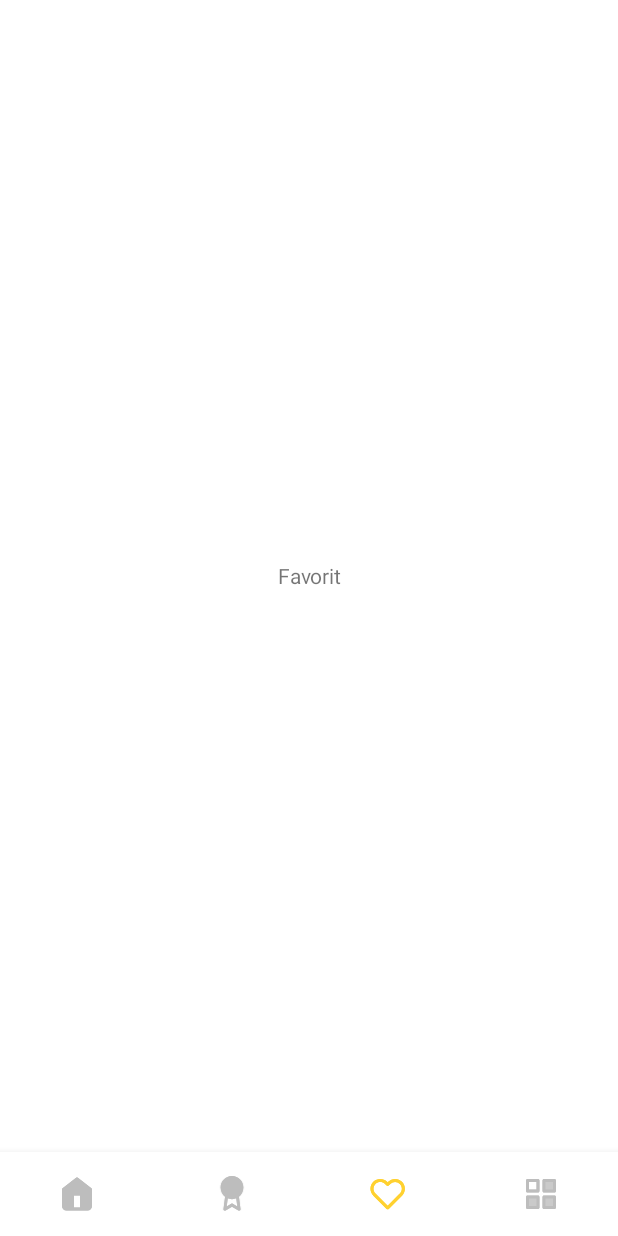
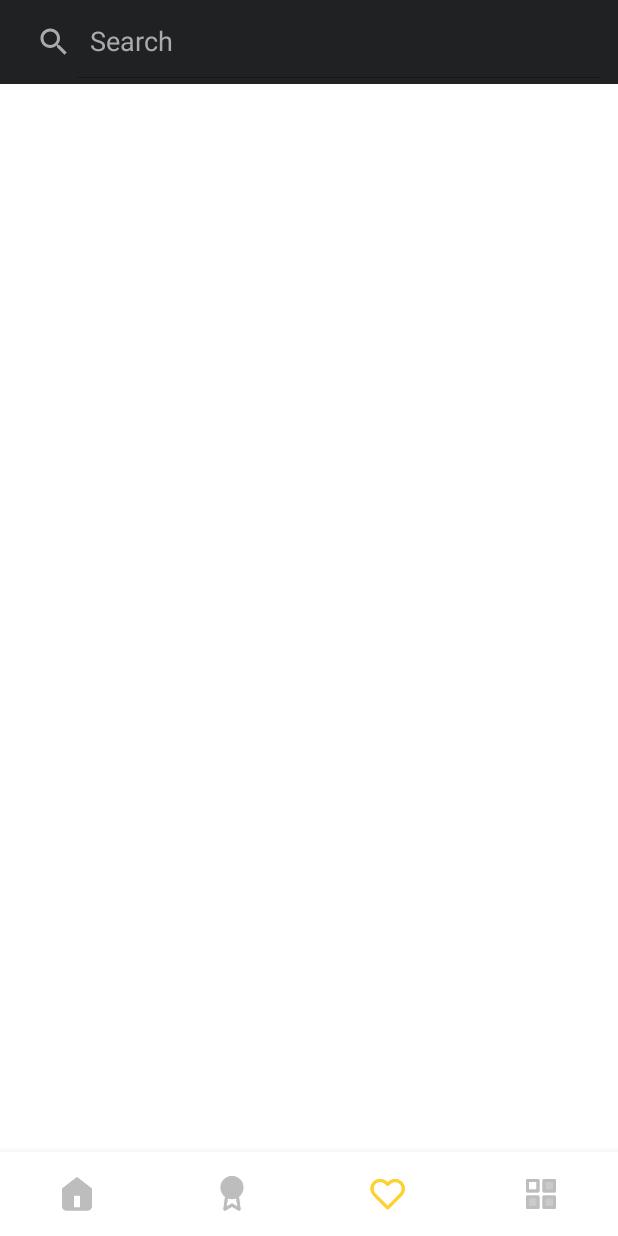
Before and after one commit to bayutp/NBS-Project, an Android app: the FavoritFragment screen opened through its navigation route, on a phone screen of 412 x 824 dp. Before the commit the screen is almost empty. Run offline under Robolectric (Android 15) with nearby library versions, the phone set to English and light mode, and no system bars; our stand-ins replace navigation-ui.

Commit message:
[bayu] - add ui favorit

```diff
--- a/test-mobile/nbs-movies/app/src/main/java/com/bayuspace/myapplication/ui/favorit/FavoritFragment.kt
+++ b/test-mobile/nbs-movies/app/src/main/java/com/bayuspace/myapplication/ui/favorit/FavoritFragment.kt
@@ -1,60 +1,49 @@
 package com.bayuspace.myapplication.ui.favorit
 
+import android.graphics.PorterDuff
 import android.os.Bundle
-import androidx.fragment.app.Fragment
 import android.view.LayoutInflater
 import android.view.View
 import android.view.ViewGroup
-import com.bayuspace.myapplication.R
+import android.widget.EditText
+import android.widget.ImageView
+import androidx.core.content.ContextCompat
+import androidx.fragment.app.Fragment
+import com.bayuspace.myapplication.databinding.FragmentPopularBinding
 
-// TODO: Rename parameter arguments, choose names that match
-// the fragment initialization parameters, e.g. ARG_ITEM_NUMBER
-private const val ARG_PARAM1 = "param1"
-private const val ARG_PARAM2 = "param2"
-
-/**
- * A simple [Fragment] subclass.
- * Use the [FavoritFragment.newInstance] factory method to
- * create an instance of this fragment.
- */
 class FavoritFragment : Fragment() {
-    // TODO: Rename and change types of parameters
-    private var param1: String? = null
-    private var param2: String? = null
-
-    override fun onCreate(savedInstanceState: Bundle?) {
-        super.onCreate(savedInstanceState)
-        arguments?.let {
-            param1 = it.getString(ARG_PARAM1)
-            param2 = it.getString(ARG_PARAM2)
-        }
-    }
+    private var _binding: FragmentPopularBinding? = null
+    private val binding get() = _binding!!
 
     override fun onCreateView(
         inflater: LayoutInflater, container: ViewGroup?,
         savedInstanceState: Bundle?
-    ): View? {
-        // Inflate the layout for this fragment
-        return inflater.inflate(R.layout.fragment_favorit, container, false)
+    ): View {
+        _binding = FragmentPopularBinding.inflate(layoutInflater, container, false)
+        return binding.root
     }
 
-    companion object {
-        /**
-         * Use this factory method to create a new instance of
-         * this fragment using the provided parameters.
-         *
-         * @param param1 Parameter 1.
-         * @param param2 Parameter 2.
-         * @return A new instance of fragment FavoritFragment.
-         */
-        // TODO: Rename and change types and number of parameters
-        @JvmStatic
-        fun newInstance(param1: String, param2: String) =
-            FavoritFragment().apply {
-                arguments = Bundle().apply {
-                    putString(ARG_PARAM1, param1)
-                    putString(ARG_PARAM2, param2)
-                }
+    override fun onViewCreated(view: View, savedInstanceState: Bundle?) {
+        super.onViewCreated(view, savedInstanceState)
+        binding.svPopular.apply {
+            val color = ContextCompat.getColor(requireContext(), android.R.color.darker_gray)
+            findViewById<ImageView>(androidx.appcompat.R.id.search_close_btn).setColorFilter(
+                color,
+                PorterDuff.Mode.SRC_IN
+            )
+            findViewById<ImageView>(androidx.appcompat.R.id.search_mag_icon).setColorFilter(
+                color,
+                PorterDuff.Mode.SRC_IN
+            )
+            findViewById<EditText>(androidx.appcompat.R.id.search_src_text).apply {
+                setTextColor(color)
+                setHintTextColor(color)
             }
+        }
+    }
+
+    override fun onDestroyView() {
+        super.onDestroyView()
+        _binding = null
     }
 }
--- a/test-mobile/nbs-movies/app/src/main/java/com/bayuspace/myapplication/ui/home/HomeFragment.kt
+++ b/test-mobile/nbs-movies/app/src/main/java/com/bayuspace/myapplication/ui/home/HomeFragment.kt
@@ -29,7 +29,7 @@ class HomeFragment : Fragment() {
             setOnMenuItemClickListener {
                 if (it.itemId == R.id.menu_notif) Toast.makeText(
                     requireContext(),
-                    "Under Construction!",
+                    R.string.coming_soon,
                     Toast.LENGTH_SHORT
                 ).show()
                 true
--- a/test-mobile/nbs-movies/app/src/main/java/com/bayuspace/myapplication/ui/popular/PopularFragment.kt
+++ b/test-mobile/nbs-movies/app/src/main/java/com/bayuspace/myapplication/ui/popular/PopularFragment.kt
@@ -33,6 +33,10 @@ class PopularFragment : Fragment() {
                 color,
                 PorterDuff.Mode.SRC_IN
             )
+            findViewById<ImageView>(androidx.appcompat.R.id.search_mag_icon).setColorFilter(
+                color,
+                PorterDuff.Mode.SRC_IN
+            )
             findViewById<EditText>(androidx.appcompat.R.id.search_src_text).apply {
                 setTextColor(color)
                 setHintTextColor(color)
--- a/test-mobile/nbs-movies/app/src/main/res/layout/fragment_more.xml
+++ b/test-mobile/nbs-movies/app/src/main/res/layout/fragment_more.xml
@@ -10,6 +10,6 @@
         android:layout_width="match_parent"
         android:layout_height="match_parent"
         android:gravity="center"
-        android:text="@string/more" />
+        android:text="@string/coming_soon" />
 
 </FrameLayout>
--- a/test-mobile/nbs-movies/app/src/main/res/layout/fragment_popular.xml
+++ b/test-mobile/nbs-movies/app/src/main/res/layout/fragment_popular.xml
@@ -22,8 +22,7 @@
             android:layout_height="wrap_content"
             android:layout_margin="4dp"
             app:iconifiedByDefault="false"
-            app:queryHint="@string/hint"
-            app:searchIcon="@null" />
+            app:queryHint="@string/hint" />
     </androidx.appcompat.widget.Toolbar>
 
     <TextView
--- a/test-mobile/nbs-movies/app/src/main/res/values/strings.xml
+++ b/test-mobile/nbs-movies/app/src/main/res/values/strings.xml
@@ -8,5 +8,5 @@
     <string name="popular_movies">Popular Movies</string>
     <string name="coming_soon">Coming Soon</string>
     <string name="banner">banner</string>
-    <string name="hint">Search Movies..</string>
+    <string name="hint">Search</string>
 </resources>
```
